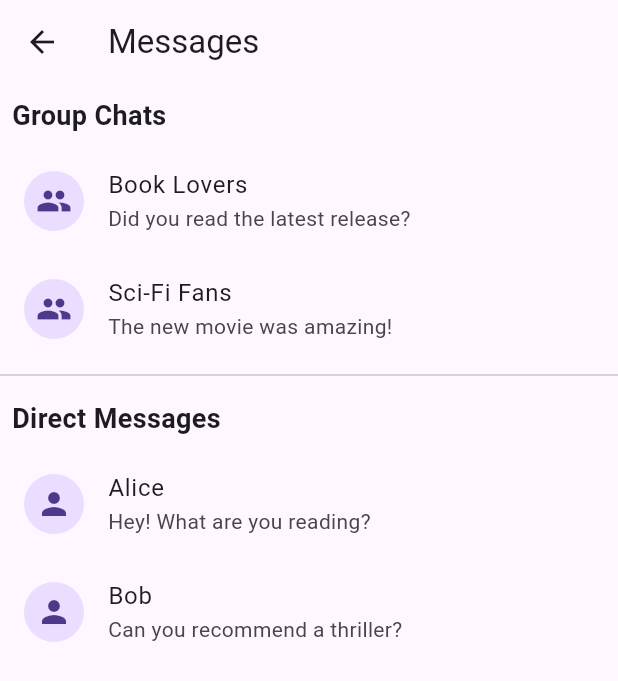
After one commit to MSine/shelfie, a Flutter app: the MessagesListScreen screen opened by its route, on a phone screen of 412 x 824 dp. The commit adds this screen. Shown: the top 681 px of the screen. Run offline on Flutter 3.47's test engine with Material 3 defaults, Android fonts, the phone set to English and light mode, and no system bars; our stand-ins replace flutter_chat_types, flutter_chat_ui, flutter_rating_bar; network calls fail.

Commit message:
Group messages screen

```diff
--- a/lib/main.dart
+++ b/lib/main.dart
@@ -3,6 +3,7 @@ import 'screens/login_screen.dart';
 import 'screens/home_screen.dart';
 import 'screens/book_detail_screen.dart';
 import 'screens/chat_screen.dart';
+import 'screens/messages_screen.dart';
 
 void main() {
   runApp(MyApp());
@@ -22,7 +23,7 @@ class MyApp extends StatelessWidget {
           title: 'title',//title: ModalRoute.of(context)!.settings.arguments['title'],
           author: 'author',//author: ModalRoute.of(context)!.settings.arguments['author'],
         ),
-        '/chat': (context) => ChatScreen(),
+        '/chat': (context) => MessagesListScreen(),
       },
     );
   }
--- /dev/null
+++ b/lib/models/group_model.dart
@@ -0,0 +1,7 @@
+class Group {
+  final String id;
+  final String name;
+  final List<String> members;
+
+  Group({required this.id, required this.name, required this.members});
+}
--- a/lib/screens/home_screen.dart
+++ b/lib/screens/home_screen.dart
@@ -6,7 +6,7 @@ class HomeScreen extends StatelessWidget {
   Widget build(BuildContext context) {
     return Scaffold(
       appBar: AppBar(
-        title: Text("BookMatch"),
+        title: Text("Shelfie"),
         actions: [
           IconButton(
             icon: Icon(Icons.chat),
--- a/lib/screens/login_screen.dart
+++ b/lib/screens/login_screen.dart
@@ -11,7 +11,7 @@ class LoginScreen extends StatelessWidget {
             mainAxisAlignment: MainAxisAlignment.center,
             children: [
               Text(
-                "Welcome to BookMatch!",
+                "Welcome to Shelfie!",
                 style: TextStyle(fontSize: 24, fontWeight: FontWeight.bold),
               ),
               SizedBox(height: 20),
--- /dev/null
+++ b/lib/screens/messages_screen.dart
@@ -0,0 +1,53 @@
+import 'package:flutter/material.dart';
+import 'group_chat_screen.dart';
+
+class MessagesListScreen extends StatelessWidget {
+  @override
+  Widget build(BuildContext context) {
+    // Sample data for groups and DMs
+    final List<Map<String, dynamic>> groupChats = [
+      {'name': 'Book Lovers', 'lastMessage': 'Did you read the latest release?'},
+      {'name': 'Sci-Fi Fans', 'lastMessage': 'The new movie was amazing!'}
+    ];
+    final List<Map<String, dynamic>> dms = [
+      {'name': 'Alice', 'lastMessage': 'Hey! What are you reading?'},
+      {'name': 'Bob', 'lastMessage': 'Can you recommend a thriller?'}
+    ];
+
+    return Scaffold(
+      appBar: AppBar(title: Text("Messages")),
+      body: ListView(
+        children: [
+          Padding(
+            padding: const EdgeInsets.all(8.0),
+            child: Text("Group Chats", style: TextStyle(fontSize: 18, fontWeight: FontWeight.bold)),
+          ),
+          ...groupChats.map((chat) => ListTile(
+            title: Text(chat['name']),
+            subtitle: Text(chat['lastMessage']),
+            leading: CircleAvatar(child: Icon(Icons.group)),
+            onTap: () {
+              Navigator.push(
+                context,
+                MaterialPageRoute(builder: (_) => GroupChatScreen(groupName: chat['name'])),
+              );
+            },
+          )),
+          Divider(),
+          Padding(
+            padding: const EdgeInsets.all(8.0),
+            child: Text("Direct Messages", style: TextStyle(fontSize: 18, fontWeight: FontWeight.bold)),
+          ),
+          ...dms.map((chat) => ListTile(
+            title: Text(chat['name']),
+            subtitle: Text(chat['lastMessage']),
+            leading: CircleAvatar(child: Icon(Icons.person)),
+            onTap: () {
+              //Navigator.pushNamed(context, '/chat', arguments: {'name': chat['name']});
+            },
+          )),
+        ],
+      ),
+    );
+  }
+}
```
Also changed, not shown: lib/models/message_model.dart (added, +8 -0 lines), lib/screens/group_chat_screen.dart (added, +44 -0 lines).
